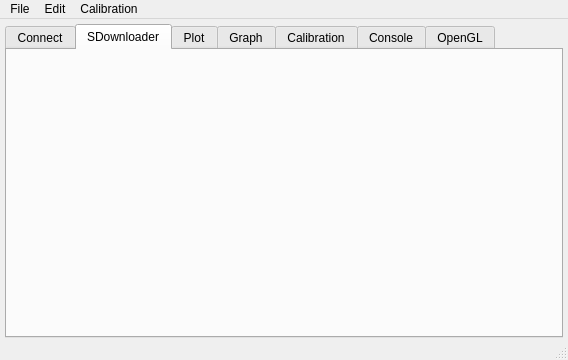
The window that tinyos-2.x/trunk/support/cpp/TestShimmer/src/MainWindow.ui (baharev/szte-wsn-code) describes before a commit, drawn with Qt 5.
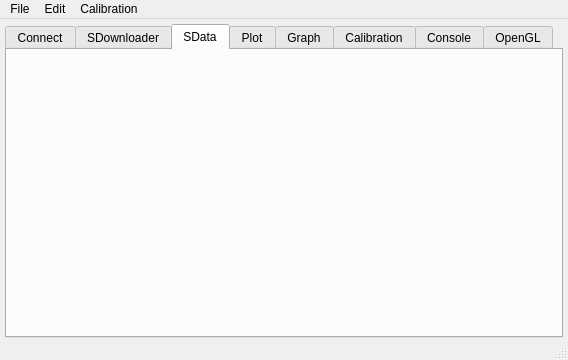
The same window after the commit. The open tabs and pages were chosen to show the change. Icons and pictures are not drawn.

```diff
--- a/tinyos-2.x/trunk/support/cpp/TestShimmer/src/MainWindow.ui
+++ b/tinyos-2.x/trunk/support/cpp/TestShimmer/src/MainWindow.ui
@@ -56,6 +56,12 @@
        </attribute>
        <layout class="QVBoxLayout" name="verticalLayout_8"/>
       </widget>
+      <widget class="QWidget" name="sdataTab">
+       <attribute name="title">
+        <string>SData</string>
+       </attribute>
+       <layout class="QVBoxLayout" name="verticalLayout_9"/>
+      </widget>
       <widget class="QWidget" name="plotTab">
        <attribute name="title">
         <string>Plot</string>
```
